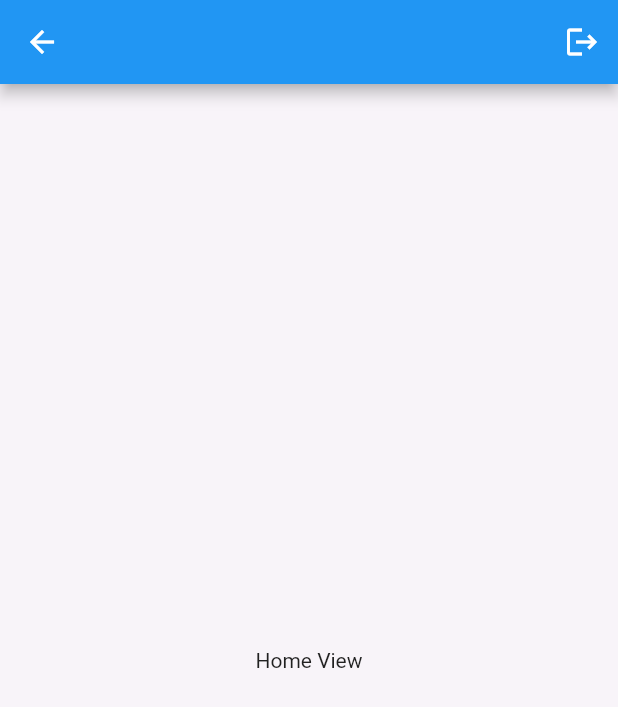
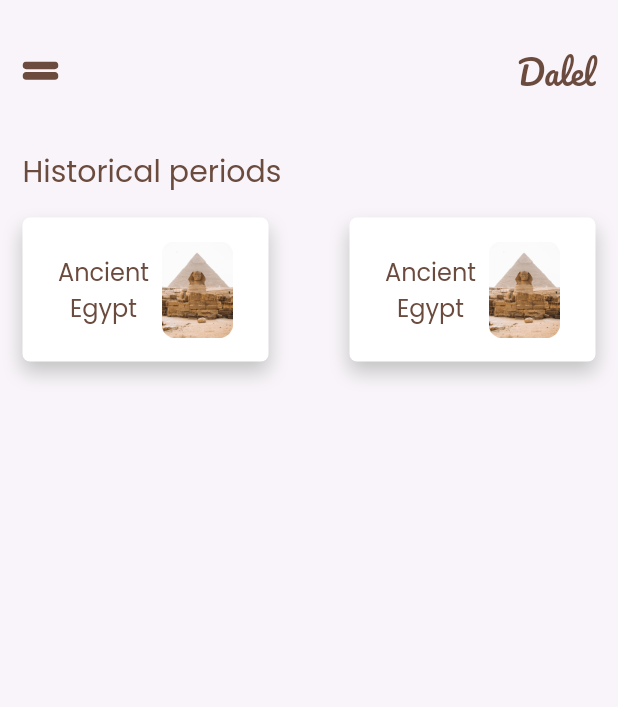
Before and after one commit to HappyTechChannel/dalel, a Flutter app: the HomeView screen opened directly, on a phone screen of 412 x 824 dp. Shown: the top 707 px of the screen. Run offline on Flutter 3.47's test engine with Material 2 defaults, Android fonts, the phone set to English and light mode, and no system bars; our stand-ins replace cloud_firestore, firebase_auth, firebase_core, flutter_bloc, flutter_svg, fluttertoast and 5 more; accounts and stored records are empty.

Commit message:
Home View Part One

```diff
--- a/lib/core/utils/app_assets.dart
+++ b/lib/core/utils/app_assets.dart
@@ -4,6 +4,14 @@ class Assets {
   /// Assets for imagesForgotPassword
   /// assets/images/forgotPassword.png
   static const String imagesForgotPassword = "assets/images/forgotPassword.png";
+
+  /// Assets for imagesFrame
+  /// assets/images/Frame.png
+  static const String imagesFrame = "assets/images/Frame.png";
+
+  /// Assets for imagesFrame2
+  /// assets/images/Frame2.png
+  static const String imagesFrame2 = "assets/images/Frame2.png";
 
   /// Assets for imagesHomeIcon
   /// assets/images/home-icon.svg
@@ -12,6 +20,10 @@ class Assets {
   /// Assets for imagesHomeIconActive
   /// assets/images/home-icon-active.svg
   static const String imagesHomeIconActive = "assets/images/home-icon-active.svg";
+
+  /// Assets for imagesMenu
+  /// assets/images/menu.svg
+  static const String imagesMenu = "assets/images/menu.svg";
 
   /// Assets for imagesOnBoarding
   /// assets/images/onBoarding.png
--- a/lib/core/utils/app_strings.dart
+++ b/lib/core/utils/app_strings.dart
@@ -40,6 +40,7 @@ abstract class AppStrings {
       logOut = "Log Out",
       //!Bazar
       bazar = "Bazar",
+      historicalPeriods = "Historical periods",
       historyBooks = "History Books",
       historicalSouvenirs = "Historical Souvenirs",
       //!Cart
--- a/lib/core/utils/app_text_styles.dart
+++ b/lib/core/utils/app_text_styles.dart
@@ -38,7 +38,13 @@ abstract class CustomTextStyles {
     color: Colors.black,
     fontFamily: "Poppins",
   );
-  static const saira700style32 = TextStyle(
+  static final poppins400style20 = TextStyle(
+    fontSize: 20,
+    fontWeight: FontWeight.w400,
+    color: AppColors.deepBrown,
+    fontFamily: "Poppins",
+  );
+  static const pacifico700style32 = TextStyle(
     fontSize: 42,
     fontWeight: FontWeight.bold,
     color: Colors.white,
--- /dev/null
+++ b/lib/core/widgets/custom_header_text.dart
@@ -0,0 +1,14 @@
+import 'package:dalel/core/utils/app_text_styles.dart';
+import 'package:flutter/material.dart';
+
+class CustomHeaderText extends StatelessWidget {
+  const CustomHeaderText({super.key, required this.text});
+  final String text;
+  @override
+  Widget build(BuildContext context) {
+    return Text(
+      text,
+      style: CustomTextStyles.poppins400style20,
+    );
+  }
+}
--- a/lib/features/auth/presentation/widgets/welcome_banner.dart
+++ b/lib/features/auth/presentation/widgets/welcome_banner.dart
@@ -18,7 +18,7 @@ class WelcomeBanner extends StatelessWidget {
         children: [
           const Text(
             AppStrings.appName,
-            style: CustomTextStyles.saira700style32,
+            style: CustomTextStyles.pacifico700style32,
           ),
           Row(
             mainAxisAlignment: MainAxisAlignment.spaceBetween,
--- a/lib/features/home/presentation/views/home_view.dart
+++ b/lib/features/home/presentation/views/home_view.dart
@@ -1,27 +1,103 @@
 import 'package:dalel/core/functions/navigation.dart';
+import 'package:dalel/core/utils/app_assets.dart';
+import 'package:dalel/core/utils/app_colors.dart';
+import 'package:dalel/core/utils/app_strings.dart';
+import 'package:dalel/core/utils/app_text_styles.dart';
+import 'package:dalel/core/widgets/custom_header_text.dart';
+import 'package:dalel/features/home/presentation/widgets/home_app_bar_widget.dart';
 import 'package:firebase_auth/firebase_auth.dart';
 import 'package:flutter/material.dart';
+import 'package:flutter_svg/svg.dart';
 
 class HomeView extends StatelessWidget {
   const HomeView({super.key});
 
   @override
   Widget build(BuildContext context) {
-    return Scaffold(
-      appBar: AppBar(
-        actions: [
-          IconButton(
-            onPressed: () {
-              FirebaseAuth.instance.signOut();
-              customReplacementNavigate(context, "/signIn");
-            },
-            icon: const Icon(Icons.logout),
-          ),
-        ],
-      ),
-      body: const Center(
-        child: Text("Home View"),
+    return const Scaffold(
+      body: Padding(
+        padding: EdgeInsets.symmetric(horizontal: 15.0),
+        child: CustomScrollView(
+          physics: BouncingScrollPhysics(),
+          slivers: [
+            SliverToBoxAdapter(child: SizedBox(height: 28)),
+            SliverToBoxAdapter(child: CustomHomeViewAppBar()),
+            SliverToBoxAdapter(child: SizedBox(height: 32)),
+            SliverToBoxAdapter(
+                child: CustomHeaderText(
+              text: AppStrings.historicalPeriods,
+            )),
+            SliverToBoxAdapter(child: SizedBox(height: 16)),
+            SliverToBoxAdapter(child: HistoricalPeriods()),
+          ],
+        ),
       ),
     );
   }
 }
+
+class HistoricalPeriods extends StatelessWidget {
+  const HistoricalPeriods({super.key});
+
+  @override
+  Widget build(BuildContext context) {
+    return const Row(
+      mainAxisAlignment: MainAxisAlignment.spaceBetween,
+      children: [
+        HistoricalPeriodItem(),
+        HistoricalPeriodItem(),
+      ],
+    );
+  }
+}
+
+class HistoricalPeriodItem extends StatelessWidget {
+  const HistoricalPeriodItem({super.key});
+
+  @override
+  Widget build(BuildContext context) {
+    return Container(
+      decoration: BoxDecoration(
+          color: Colors.white,
+          borderRadius: BorderRadius.circular(5),
+          boxShadow: [
+            BoxShadow(
+                color: AppColors.grey,
+                blurRadius: 10,
+                offset: const Offset(0, 7))
+          ]),
+      width: 164,
+      height: 96,
+      child: Row(
+        mainAxisAlignment: MainAxisAlignment.spaceBetween,
+        children: [
+          const SizedBox(width: 15),
+          SizedBox(
+            height: 48,
+            width: 62,
+            child: Text(
+              "Ancient Egypt",
+              overflow: TextOverflow.ellipsis,
+              maxLines: 2,
+              textAlign: TextAlign.center,
+              style: CustomTextStyles.poppins500style18
+                  .copyWith(fontSize: 16, color: AppColors.deepBrown),
+            ),
+          ),
+          Container(
+            height: 64,
+            width: 47,
+            decoration: const BoxDecoration(
+              image: DecorationImage(
+                image: AssetImage(
+                  Assets.imagesFrame,
+                ),
+              ),
+            ),
+          ),
+          const SizedBox(width: 16),
+        ],
+      ),
+    );
+  }
+}
--- /dev/null
+++ b/lib/features/home/presentation/widgets/home_app_bar_widget.dart
@@ -0,0 +1,24 @@
+
+import 'package:dalel/core/utils/app_assets.dart';
+import 'package:dalel/core/utils/app_strings.dart';
+import 'package:dalel/core/utils/app_text_styles.dart';
+import 'package:flutter/material.dart';
+import 'package:flutter_svg/svg.dart';
+
+class CustomHomeViewAppBar extends StatelessWidget {
+  const CustomHomeViewAppBar({super.key});
+
+  @override
+  Widget build(BuildContext context) {
+    return Row(
+      mainAxisAlignment: MainAxisAlignment.spaceBetween,
+      children: [
+        SvgPicture.asset(Assets.imagesMenu),
+        Text(
+          AppStrings.appName,
+          style: CustomTextStyles.pacifico400style64.copyWith(fontSize: 22),
+        )
+      ],
+    );
+  }
+}
```
Also changed, not shown: assets/images/Frame.png (added), assets/images/Frame2.png (added), assets/images/menu.svg (added).
